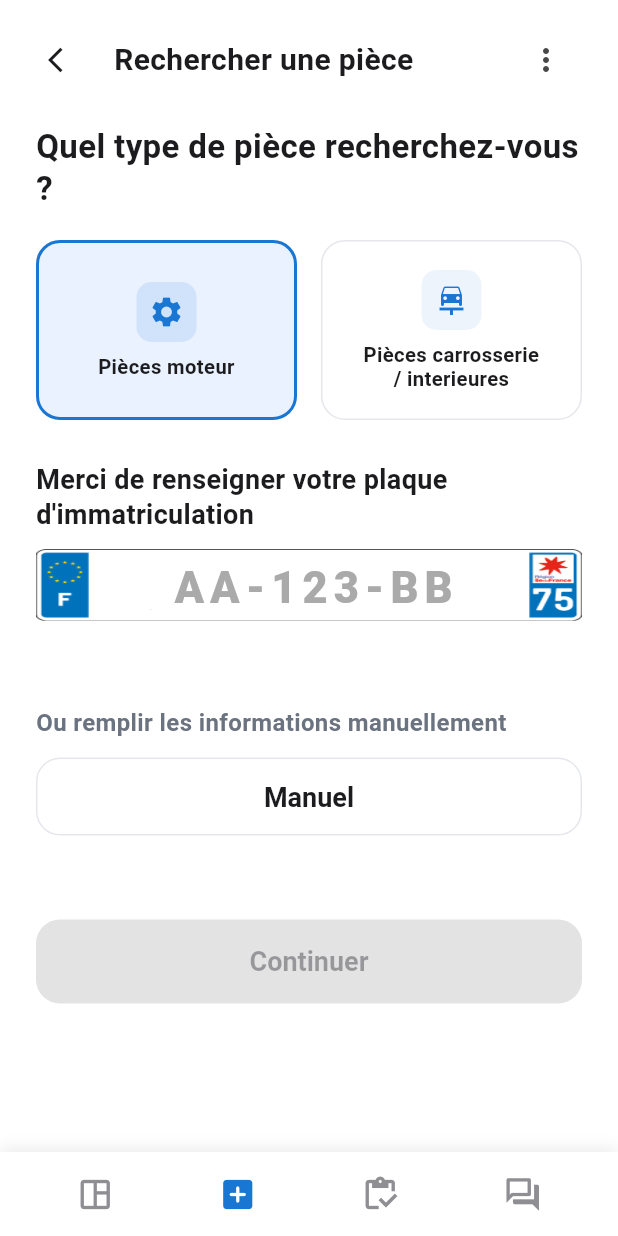
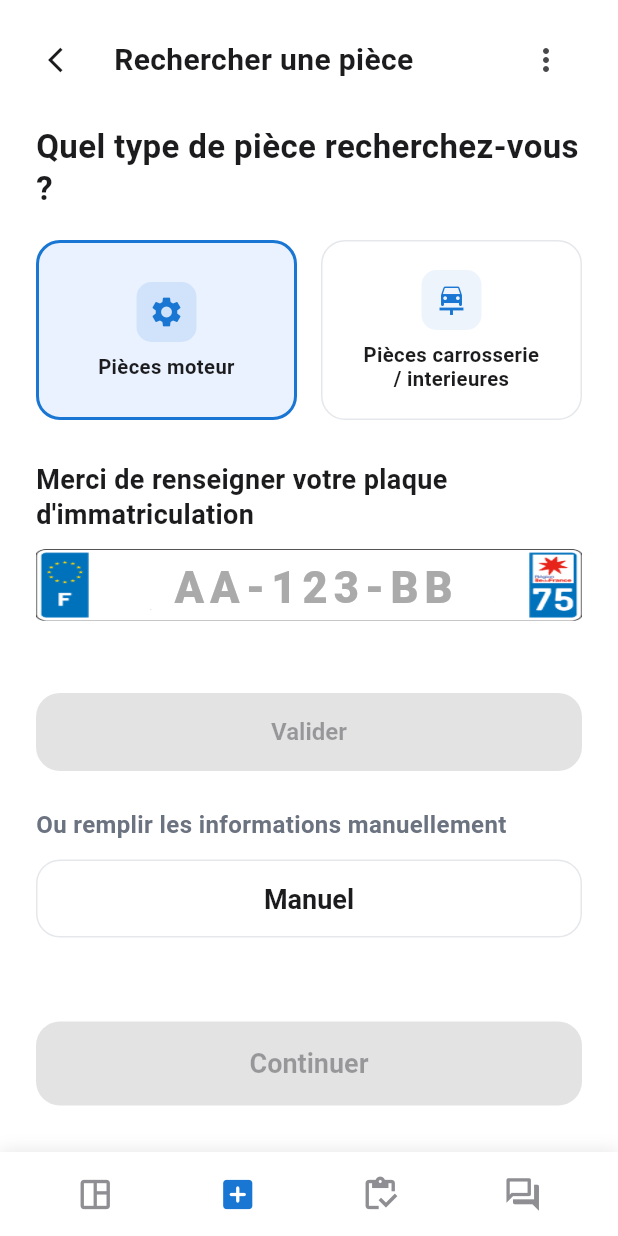
Before and after one commit to Nasko-dev/auto_pieces_app, a Flutter app: the SellerCreateRequestPage screen opened by its route, on a phone screen of 412 x 824 dp. Run offline on Flutter 3.47's test engine with Material 3 defaults, Android fonts, the phone set to English and light mode, and no system bars; our stand-ins replace dartz, dio, equatable, flutter_dotenv, flutter_riverpod, freezed_annotation and 7 more; missing offline and left inert: onesignal_flutter; accounts and stored records are empty; network calls fail; Roboto replaces fonts that are missing (Arial).

Commit message:
correction: validation manuelle de plaque et support plaques collection
- Suppression du formatage automatique des tirets (AA-123-BB)
- Ajout d'un bouton "Valider" manuel pour la recherche de plaque
- Support des plaques collection (jusqu'à 15 caractères)
- Bouton actif uniquement avec 7 caractères alphanumériques minimum
- L'utilisateur peut saisir les tirets manuellement s'il le souhaite

```diff
--- a/lib/src/shared/presentation/widgets/french_license_plate.dart
+++ b/lib/src/shared/presentation/widgets/french_license_plate.dart
@@ -49,21 +49,8 @@ class _FrenchLicensePlateState extends State<FrenchLicensePlate> {
   }
 
   String _formatPlateText(String text) {
-    // Supprime tout sauf lettres et chiffres
-    String cleaned = text.toUpperCase().replaceAll(RegExp(r'[^A-Z0-9]'), '');
-
-    // Format français moderne : AA-123-BB
-    if (cleaned.length >= 2 && cleaned.length <= 7) {
-      if (cleaned.length <= 2) {
-        return cleaned;
-      } else if (cleaned.length <= 5) {
-        return '${cleaned.substring(0, 2)}-${cleaned.substring(2)}';
-      } else {
-        return '${cleaned.substring(0, 2)}-${cleaned.substring(2, 5)}-${cleaned.substring(5)}';
-      }
-    }
-
-    return text.toUpperCase();
+    // Convertir en majuscules et garder uniquement lettres, chiffres et tirets
+    return text.toUpperCase().replaceAll(RegExp(r'[^A-Z0-9\-]'), '');
   }
 
   @override
@@ -123,8 +110,8 @@ class _FrenchLicensePlateState extends State<FrenchLicensePlate> {
                                   ),
                                   inputFormatters: [
                                     LengthLimitingTextInputFormatter(
-                                      9,
-                                    ), // AA-123-BB
+                                      15,
+                                    ), // Permet plus de caractères pour plaques collection
                                     TextInputFormatter.withFunction((
                                       oldValue,
                                       newValue,
--- a/lib/src/shared/presentation/widgets/license_plate_input.dart
+++ b/lib/src/shared/presentation/widgets/license_plate_input.dart
@@ -29,6 +29,7 @@ class _LicensePlateInputState extends ConsumerState<LicensePlateInput> {
   static const Color _textDark = Color(0xFF1C1C1E);
   static const Color _textGray = Color(0xFF6B7280);
   static const Color _border = Color(0xFFE5E7EB);
+  static const Color _blue = Color(0xFF1976D2);
   static const double _radius = 16;
 
   late TextEditingController _plateController;
@@ -97,13 +98,46 @@ class _LicensePlateInputState extends ConsumerState<LicensePlateInput> {
             setState(() {
               _hasSearched = false;
             });
+          },
+          onSubmitted: null,
+        ),
 
-            if (widget.autoSearch &&
-                value.replaceAll(RegExp(r'[^A-Z0-9]'), '').length >= 7) {
-              _handleSearch();
-            }
-          },
-          onSubmitted: (vehicleState.hasActiveRequest && !widget.allowWithActiveRequest) ? null : (_) => _handleSearch(),
+        const SizedBox(height: 16),
+
+        // Bouton de validation
+        SizedBox(
+          width: double.infinity,
+          height: 52,
+          child: ElevatedButton(
+            onPressed: (vehicleState.isLoading ||
+                       vehicleState.isCheckingActiveRequest ||
+                       (vehicleState.hasActiveRequest && !widget.allowWithActiveRequest) ||
+                       _plateController.text.replaceAll(RegExp(r'[^A-Z0-9]'), '').length < 7)
+                ? null
+                : _handleSearch,
+            style: ElevatedButton.styleFrom(
+              backgroundColor: _blue,
+              foregroundColor: Colors.white,
+              elevation: 0,
+              shape: RoundedRectangleBorder(
+                borderRadius: BorderRadius.circular(_radius),
+              ),
+              textStyle: const TextStyle(
+                fontWeight: FontWeight.w700,
+                fontSize: 16,
+              ),
+            ),
+            child: vehicleState.isLoading || vehicleState.isCheckingActiveRequest
+                ? const SizedBox(
+                    height: 20,
+                    width: 20,
+                    child: CircularProgressIndicator(
+                      strokeWidth: 2,
+                      valueColor: AlwaysStoppedAnimation<Color>(Colors.white),
+                    ),
+                  )
+                : const Text('Valider'),
+          ),
         ),
 
         // ✅ FIX: Affichage du blocage UNIQUEMENT si pas allowWithActiveRequest
```
